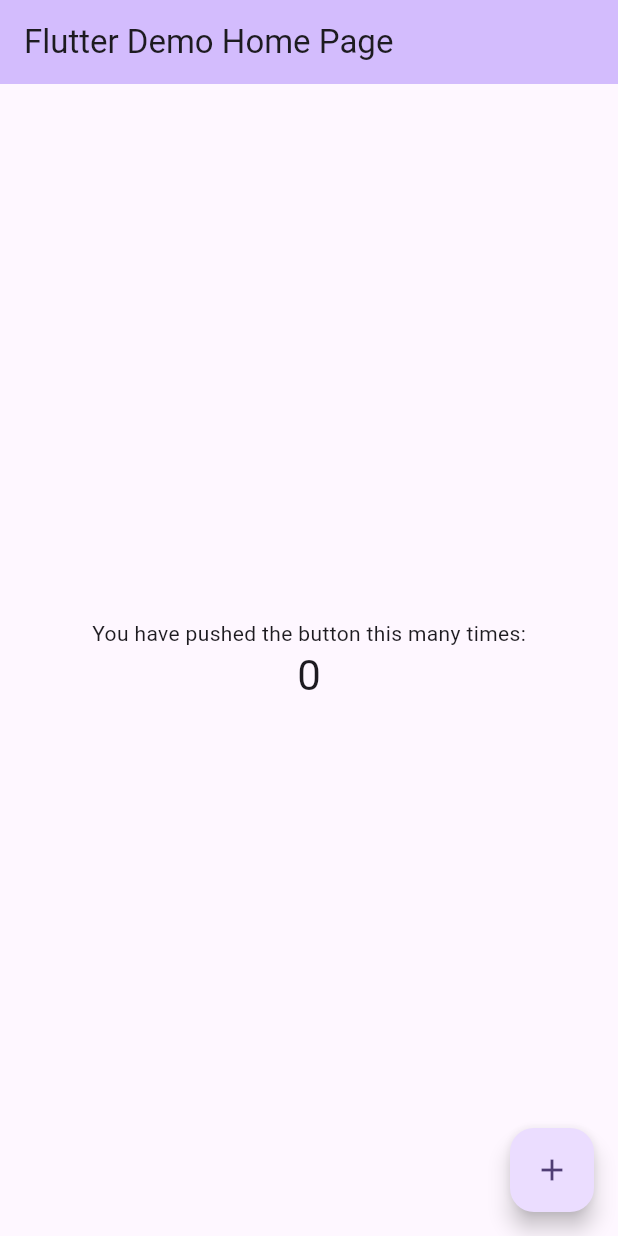
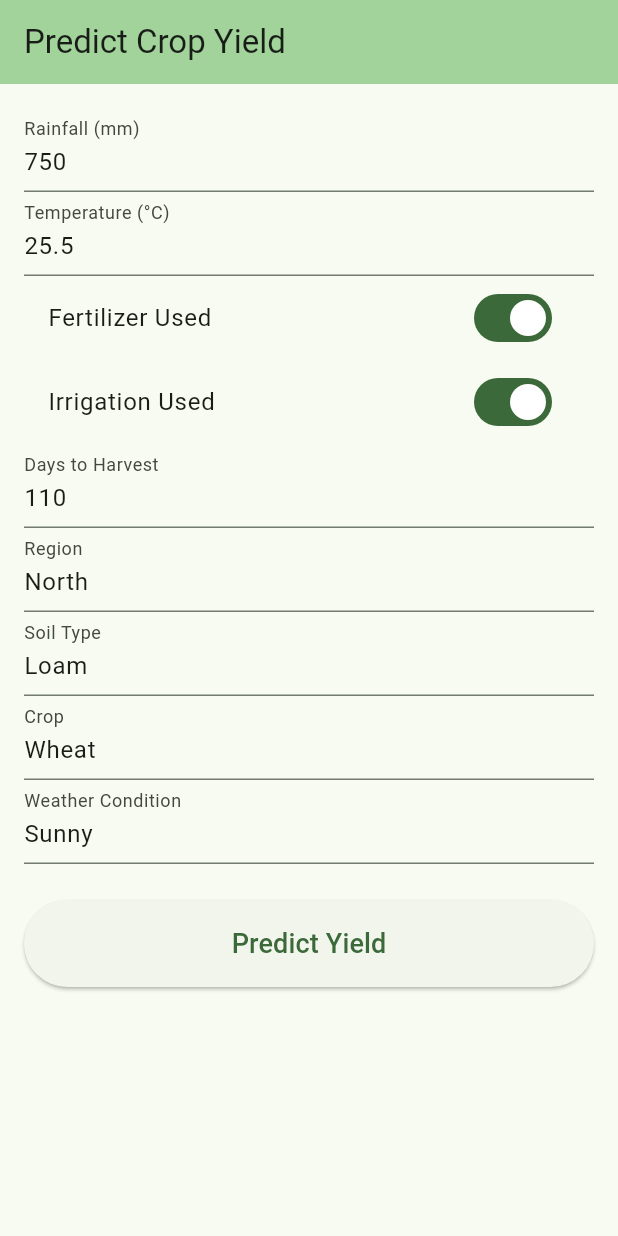
Before and after one commit to TWARIQABDUL/Summative---Regression-Analysis-Mobile-Application, a Flutter app: the screen it shows after launch, on a phone screen of 412 x 824 dp. Run offline on Flutter 3.47's test engine with Material 3 defaults, Android fonts, the phone set to English and light mode, and no system bars.

Commit message:
feat: implement crop yield prediction form with API integration

```diff
--- a/harvest_predict/lib/main.dart
+++ b/harvest_predict/lib/main.dart
@@ -1,121 +1,197 @@
 import 'package:flutter/material.dart';
+import 'package:http/http.dart' as http;
+import 'dart:convert';
 
 void main() {
-  runApp(const MyApp());
+  runApp(const CropYieldPredictorApp());
 }
 
-class MyApp extends StatelessWidget {
-  const MyApp({super.key});
+class CropYieldPredictorApp extends StatelessWidget {
+  const CropYieldPredictorApp({super.key});
 
-  // This widget is the root of your application.
   @override
   Widget build(BuildContext context) {
     return MaterialApp(
-      title: 'Flutter Demo',
+      title: 'Crop Yield Predictor',
       theme: ThemeData(
-        // This is the theme of your application.
-        //
-        // TRY THIS: Try running your application with "flutter run". You'll see
-        // the application has a purple toolbar. Then, without quitting the app,
-        // try changing the seedColor in the colorScheme below to Colors.green
-        // and then invoke "hot reload" (save your changes or press the "hot
-        // reload" button in a Flutter-supported IDE, or press "r" if you used
-        // the command line to start the app).
-        //
-        // Notice that the counter didn't reset back to zero; the application
-        // state is not lost during the reload. To reset the state, use hot
-        // restart instead.
-        //
-        // This works for code too, not just values: Most code changes can be
-        // tested with just a hot reload.
-        colorScheme: .fromSeed(seedColor: Colors.deepPurple),
+        colorScheme: ColorScheme.fromSeed(seedColor: Colors.green),
+        useMaterial3: true,
       ),
-      home: const MyHomePage(title: 'Flutter Demo Home Page'),
+      home: const PredictionScreen(),
     );
   }
 }
 
-class MyHomePage extends StatefulWidget {
-  const MyHomePage({super.key, required this.title});
-
-  // This widget is the home page of your application. It is stateful, meaning
-  // that it has a State object (defined below) that contains fields that affect
-  // how it looks.
-
-  // This class is the configuration for the state. It holds the values (in this
-  // case the title) provided by the parent (in this case the App widget) and
-  // used by the build method of the State. Fields in a Widget subclass are
-  // always marked "final".
-
-  final String title;
+class PredictionScreen extends StatefulWidget {
+  const PredictionScreen({super.key});
 
   @override
-  State<MyHomePage> createState() => _MyHomePageState();
+  State<PredictionScreen> createState() => _PredictionScreenState();
 }
 
-class _MyHomePageState extends State<MyHomePage> {
-  int _counter = 0;
+class _PredictionScreenState extends State<PredictionScreen> {
+  final _formKey = GlobalKey<FormState>();
 
-  void _incrementCounter() {
+  // Form controllers initialized with example data
+  final TextEditingController _rainfallCtrl = TextEditingController(text: '750');
+  final TextEditingController _tempCtrl = TextEditingController(text: '25.5');
+  final TextEditingController _daysCtrl = TextEditingController(text: '110');
+  final TextEditingController _regionCtrl = TextEditingController(text: 'North');
+  final TextEditingController _soilCtrl = TextEditingController(text: 'Loam');
+  final TextEditingController _cropCtrl = TextEditingController(text: 'Wheat');
+  final TextEditingController _weatherCtrl = TextEditingController(text: 'Sunny');
+
+  bool _fertilizerUsed = true;
+  bool _irrigationUsed = true;
+
+  bool _isLoading = false;
+
+  Future<void> _submitForm() async {
+    if (!_formKey.currentState!.validate()) {
+      return;
+    }
+
     setState(() {
-      // This call to setState tells the Flutter framework that something has
-      // changed in this State, which causes it to rerun the build method below
-      // so that the display can reflect the updated values. If we changed
-      // _counter without calling setState(), then the build method would not be
-      // called again, and so nothing would appear to happen.
-      _counter++;
+      _isLoading = true;
     });
+
+    try {
+      final Map<String, dynamic> payload = {
+        "Rainfall_mm": double.tryParse(_rainfallCtrl.text) ?? 0.0,
+        "Temperature_Celsius": double.tryParse(_tempCtrl.text) ?? 0.0,
+        "Fertilizer_Used": _fertilizerUsed ? 1 : 0,
+        "Irrigation_Used": _irrigationUsed ? 1 : 0,
+        "Days_to_Harvest": double.tryParse(_daysCtrl.text) ?? 0.0,
+        "Region": _regionCtrl.text,
+        "Soil_Type": _soilCtrl.text,
+        "Crop": _cropCtrl.text,
+        "Weather_Condition": _weatherCtrl.text,
+      };
+
+      final response = await http.post(
+        Uri.parse('https://summative-regression-analysis-mobile.onrender.com/predict'),
+        headers: {'Content-Type': 'application/json'},
+        body: jsonEncode(payload),
+      );
+
+      if (response.statusCode == 200) {
+        final data = jsonDecode(response.body);
+        final yieldVal = data['predicted_yield_tons_per_hectare'];
+        _showResultDialog('Prediction Success', 'Predicted Yield: $yieldVal tons/hectare');
+      } else {
+        _showResultDialog('Prediction Error', 'Server returned status: ${response.statusCode}\n${response.body}');
+      }
+    } catch (e) {
+      _showResultDialog('Error', 'An error occurred: $e');
+    } finally {
+      setState(() {
+        _isLoading = false;
+      });
+    }
+  }
+
+  void _showResultDialog(String title, String message) {
+    showDialog(
+      context: context,
+      builder: (ctx) => AlertDialog(
+        title: Text(title),
+        content: Text(message),
+        actions: [
+          TextButton(
+            onPressed: () => Navigator.of(ctx).pop(),
+            child: const Text('OK'),
+          ),
+        ],
+      ),
+    );
+  }
+
+  @override
+  void dispose() {
+    _rainfallCtrl.dispose();
+    _tempCtrl.dispose();
+    _daysCtrl.dispose();
+    _regionCtrl.dispose();
+    _soilCtrl.dispose();
+    _cropCtrl.dispose();
+    _weatherCtrl.dispose();
+    super.dispose();
   }
 
   @override
   Widget build(BuildContext context) {
-    // This method is rerun every time setState is called, for instance as done
-    // by the _incrementCounter method above.
-    //
-    // The Flutter framework has been optimized to make rerunning build methods
-    // fast, so that you can just rebuild anything that needs updating rather
-    // than having to individually change instances of widgets.
     return Scaffold(
       appBar: AppBar(
-        // TRY THIS: Try changing the color here to a specific color (to
-        // Colors.amber, perhaps?) and trigger a hot reload to see the AppBar
-        // change color while the other colors stay the same.
+        title: const Text('Predict Crop Yield'),
         backgroundColor: Theme.of(context).colorScheme.inversePrimary,
-        // Here we take the value from the MyHomePage object that was created by
-        // the App.build method, and use it to set our appbar title.
-        title: Text(widget.title),
       ),
-      body: Center(
-        // Center is a layout widget. It takes a single child and positions it
-        // in the middle of the parent.
-        child: Column(
-          // Column is also a layout widget. It takes a list of children and
-          // arranges them vertically. By default, it sizes itself to fit its
-          // children horizontally, and tries to be as tall as its parent.
-          //
-          // Column has various properties to control how it sizes itself and
-          // how it positions its children. Here we use mainAxisAlignment to
-          // center the children vertically; the main axis here is the vertical
-          // axis because Columns are vertical (the cross axis would be
-          // horizontal).
-          //
-          // TRY THIS: Invoke "debug painting" (choose the "Toggle Debug Paint"
-          // action in the IDE, or press "p" in the console), to see the
-          // wireframe for each widget.
-          mainAxisAlignment: .center,
-          children: [
-            const Text('You have pushed the button this many times:'),
-            Text(
-              '$_counter',
-              style: Theme.of(context).textTheme.headlineMedium,
-            ),
-          ],
+      body: Padding(
+        padding: const EdgeInsets.all(16.0),
+        child: Form(
+          key: _formKey,
+          child: ListView(
+            children: [
+              TextFormField(
+                controller: _rainfallCtrl,
+                decoration: const InputDecoration(labelText: 'Rainfall (mm)'),
+                keyboardType: const TextInputType.numberWithOptions(decimal: true),
+                validator: (val) => val == null || val.isEmpty ? 'Required' : null,
+              ),
+              TextFormField(
+                controller: _tempCtrl,
+                decoration: const InputDecoration(labelText: 'Temperature (°C)'),
+                keyboardType: const TextInputType.numberWithOptions(decimal: true, signed: true),
+                validator: (val) => val == null || val.isEmpty ? 'Required' : null,
+              ),
+              SwitchListTile(
+                title: const Text('Fertilizer Used'),
+                value: _fertilizerUsed,
+                onChanged: (val) => setState(() => _fertilizerUsed = val),
+              ),
+              SwitchListTile(
+                title: const Text('Irrigation Used'),
+                value: _irrigationUsed,
+                onChanged: (val) => setState(() => _irrigationUsed = val),
+              ),
+              TextFormField(
+                controller: _daysCtrl,
+                decoration: const InputDecoration(labelText: 'Days to Harvest'),
+                keyboardType: const TextInputType.numberWithOptions(decimal: true),
+                validator: (val) => val == null || val.isEmpty ? 'Required' : null,
+              ),
+              TextFormField(
+                controller: _regionCtrl,
+                decoration: const InputDecoration(labelText: 'Region'),
+                validator: (val) => val == null || val.isEmpty ? 'Required' : null,
+              ),
+              TextFormField(
+                controller: _soilCtrl,
+                decoration: const InputDecoration(labelText: 'Soil Type'),
+                validator: (val) => val == null || val.isEmpty ? 'Required' : null,
+              ),
+              TextFormField(
+                controller: _cropCtrl,
+                decoration: const InputDecoration(labelText: 'Crop'),
+                validator: (val) => val == null || val.isEmpty ? 'Required' : null,
+              ),
+              TextFormField(
+                controller: _weatherCtrl,
+                decoration: const InputDecoration(labelText: 'Weather Condition'),
+                validator: (val) => val == null || val.isEmpty ? 'Required' : null,
+              ),
+              const SizedBox(height: 24),
+              _isLoading
+                  ? const Center(child: CircularProgressIndicator())
+                  : ElevatedButton(
+                      onPressed: _submitForm,
+                      style: ElevatedButton.styleFrom(
+                        padding: const EdgeInsets.symmetric(vertical: 16),
+                      ),
+                      child: const Text('Predict Yield', style: TextStyle(fontSize: 18)),
+                    ),
+            ],
+          ),
         ),
-      ),
-      floatingActionButton: FloatingActionButton(
-        onPressed: _incrementCounter,
-        tooltip: 'Increment',
-        child: const Icon(Icons.add),
       ),
     );
   }
--- a/harvest_predict/pubspec.yaml
+++ b/harvest_predict/pubspec.yaml
@@ -34,6 +34,7 @@ dependencies:
   # The following adds the Cupertino Icons font to your application.
   # Use with the CupertinoIcons class for iOS style icons.
   cupertino_icons: ^1.0.8
+  http: ^1.6.0
 
 dev_dependencies:
   flutter_test:
```
Also changed, not shown: harvest_predict/pubspec.lock.
